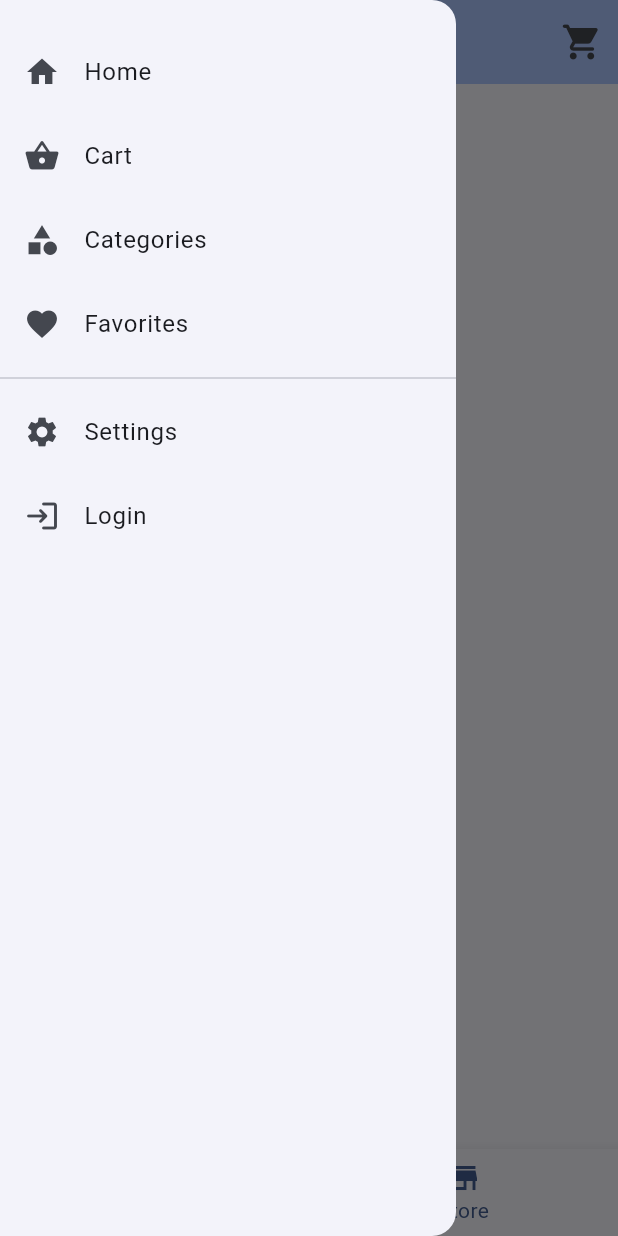
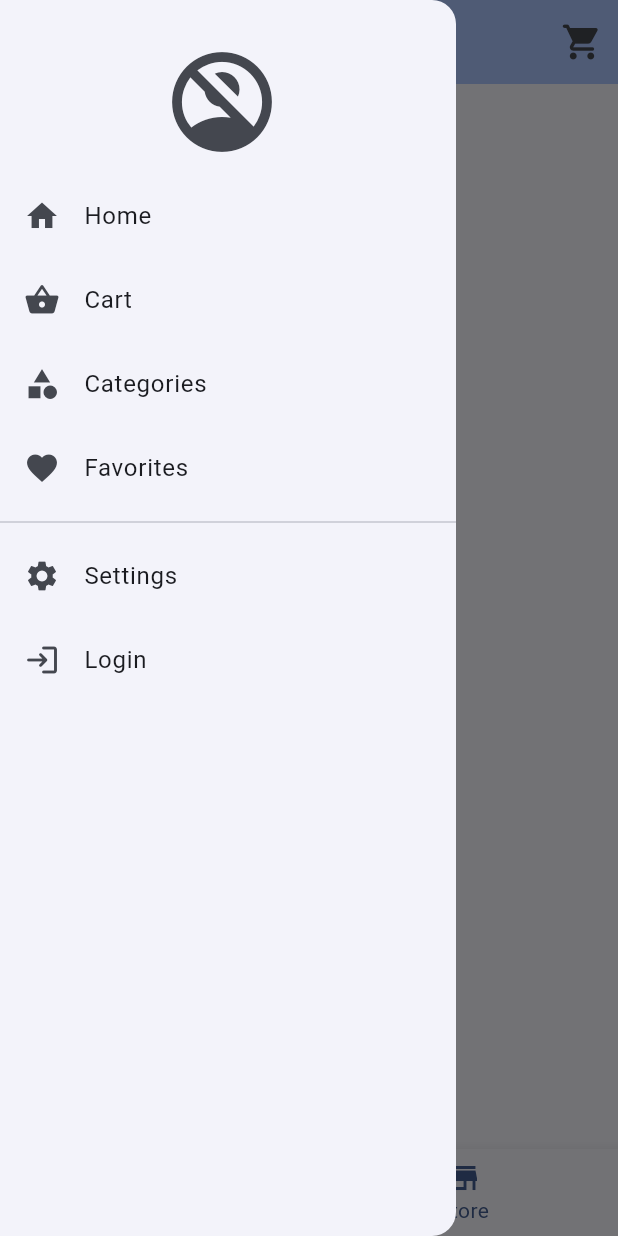
Before and after one commit to miljanv99/book_store_flutter, a Flutter app: the screen it shows after launch, item 2 of the bottom bar chosen, with the side drawer open, on a phone screen of 412 x 824 dp. Run offline on Flutter 3.47's test engine with Material 2 defaults, Android fonts, the phone set to English and light mode, and no system bars; our stand-ins replace dio, shared_preferences; network calls fail.

Commit message:
add invalid credentials, and user account drawer header if logged in

```diff
--- a/client/lib/services/user.service.dart
+++ b/client/lib/services/user.service.dart
@@ -36,14 +36,14 @@ class UserService {
     }
   }
 
-  Future<dynamic> getToken(Map<String, dynamic> payload) async {
+  Future<dynamic> userLogin(Map<String, dynamic> payload) async {
     final response = await http.post(
       Uri.parse(loginEndpoint),
       body: jsonEncode(payload),
       headers: {'Content-Type': 'application/json'},
     );
 
-    var responseData = ServerResponse.fromJson(json.decode(response.body)).data;
+    var responseData = ServerResponse.fromJson(json.decode(response.body));
     //print('BODY ${responseData}');
     print('responseData ${responseData}');
     return responseData;
--- a/client/lib/widgets/drawer.widget.dart
+++ b/client/lib/widgets/drawer.widget.dart
@@ -29,6 +29,24 @@ class _DrawerWidgetState extends State<DrawerWidget> {
         child: Container(
       padding: EdgeInsets.only(top: 20),
       child: ListView(children: [
+        Consumer<AuthorizationProvider>(
+          builder: (context, authNotifier, child) {
+            if(authNotifier.authenticated){
+              return UserAccountsDrawerHeader(
+                accountName: Text("John Doe"),
+                accountEmail: Text("john.doe@example.com"),
+                currentAccountPicture: CircleAvatar(
+                backgroundImage: NetworkImage('https://e7.pngegg.com/pngimages/348/800/png-clipart-man-wearing-blue-shirt-illustration-computer-icons-avatar-user-login-avatar-blue-child.png')
+            ),
+          );
+            }else {
+              return ListTile(
+                title: Icon(Icons.no_accounts, size: 80)
+              );
+            }
+          },
+        ),
+
         ListTile(
           leading: const Icon(Icons.home),
           title: const Text('Home'),
```
Also changed, not shown: client/lib/screens/login.dart (+11 -11 lines).
